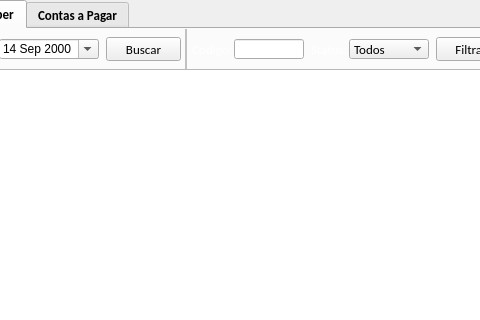
Old version of the form loja/tela_contas.ui in the repository jmessias1725/sexloja; both pictures show x 191 to 671 and y 0 to 320 of the 800 by 600 pixel window.
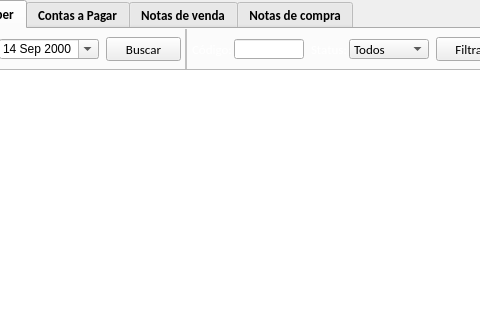
New version of the form. The open tabs and pages were chosen to show the change. Icons and pictures are not drawn.

Diff of the .ui file:
```diff
--- a/loja/tela_contas.ui
+++ b/loja/tela_contas.ui
@@ -1458,6 +1458,16 @@
         </item>
        </layout>
       </widget>
+      <widget class="QWidget" name="tab_notas_venda">
+       <attribute name="title">
+        <string>Notas de venda</string>
+       </attribute>
+      </widget>
+      <widget class="QWidget" name="tab_notas_compra">
+       <attribute name="title">
+        <string>Notas de compra</string>
+       </attribute>
+      </widget>
      </widget>
     </item>
    </layout>
```
Left out of the diff: 2 changed lines with no effect on the pictures.
